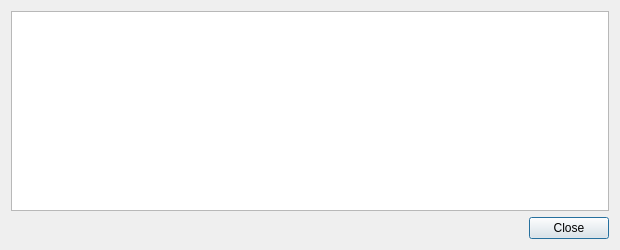
Old version of the form src/qt/forms/transactiondescdialog.ui in the repository navcoin/navcoin-core.
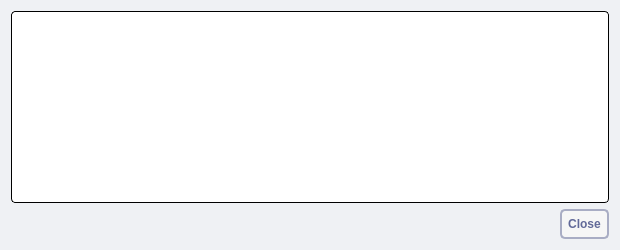
New version of the form.

What changed in the file:
```diff
--- a/src/qt/forms/transactiondescdialog.ui
+++ b/src/qt/forms/transactiondescdialog.ui
@@ -13,12 +13,18 @@
   <property name="windowTitle">
    <string notr="true">Transaction details</string>
   </property>
+  <property name="styleSheet">
+   <string notr="true">background: #eff1f4; border: 0</string>
+  </property>
   <layout class="QVBoxLayout" name="verticalLayout">
    <item>
     <widget class="QTextEdit" name="detailText">
      <property name="toolTip">
       <string>This pane shows a detailed description of the transaction</string>
      </property>
+     <property name="styleSheet">
+      <string notr="true">background: #fff; border-radius: 4px; border: 1px solid #000; padding:2px</string>
+     </property>
      <property name="readOnly">
       <bool>true</bool>
      </property>
@@ -26,6 +32,9 @@
    </item>
    <item>
     <widget class="QDialogButtonBox" name="buttonBox">
+     <property name="styleSheet">
+      <string notr="true"> background: #f6f6f6; border: 2px solid #a9adc4; border-radius: 5px; padding: 6px; text-transform: uppercase; color: #616998; font-weight: bold</string>
+     </property>
      <property name="orientation">
       <enum>Qt::Horizontal</enum>
      </property>
```
